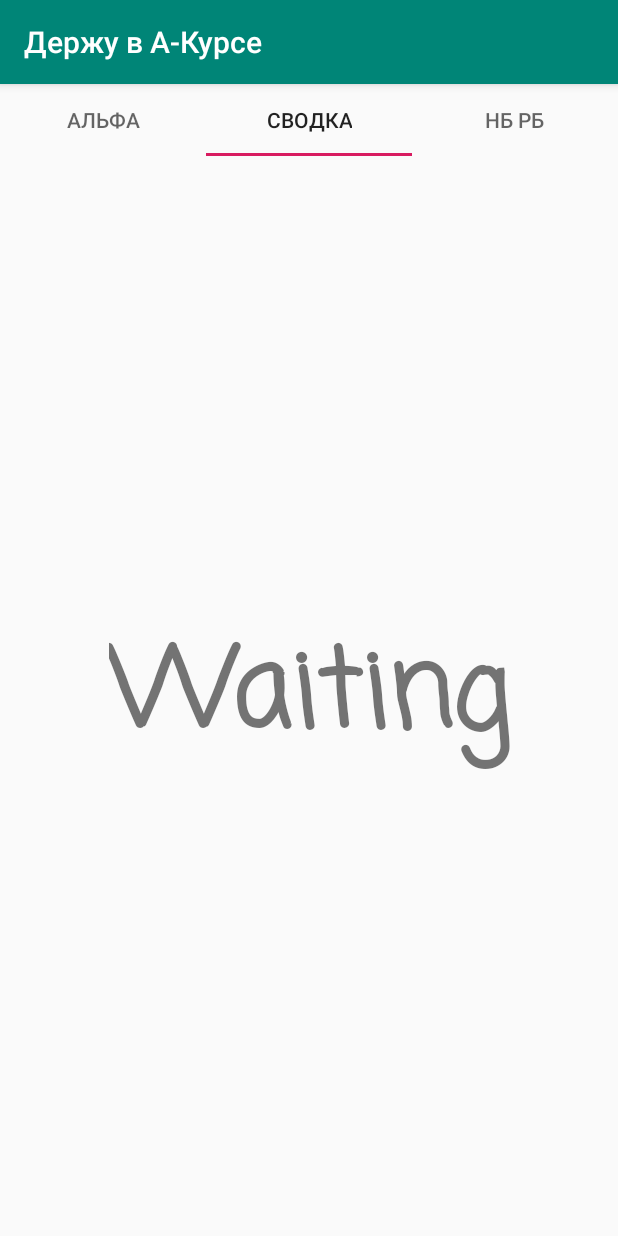
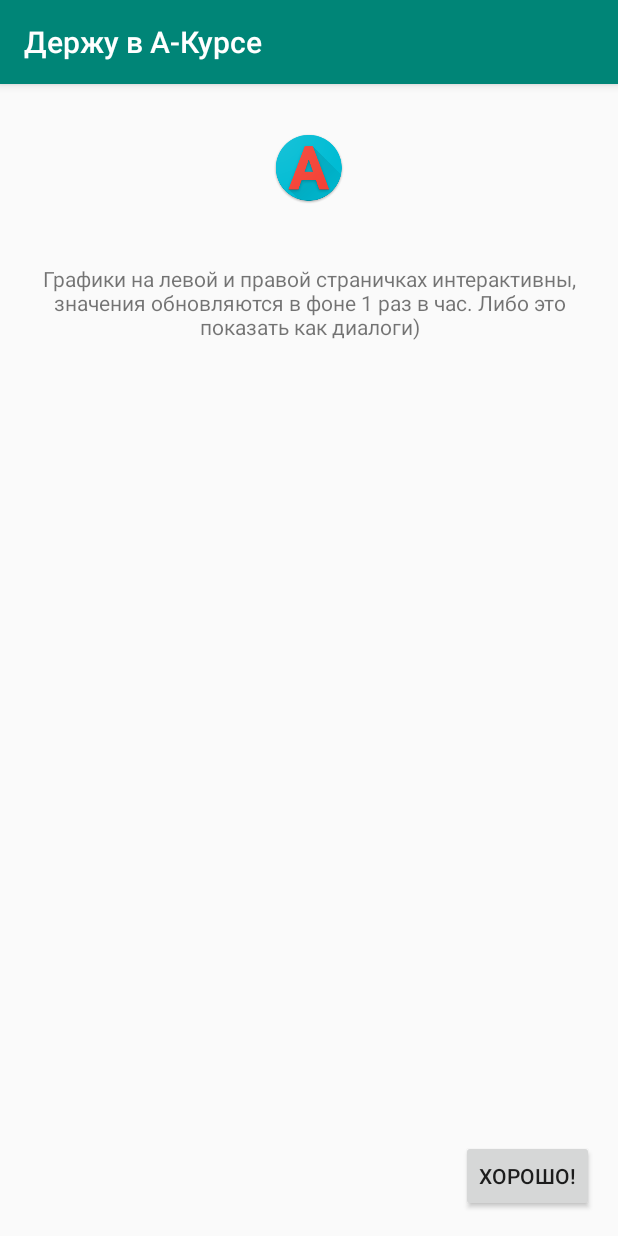
Before and after one commit to LisPI/KeepInAkurs, an Android app: the screen it shows after launch (MainActivity before the commit, OnboardingActivity after it), on a phone screen of 412 x 824 dp. Run offline under Robolectric (Android 15) with nearby library versions, the phone set to English and light mode, and no system bars; 2 statements that could not run were skipped.

Commit message:
feat: add onboarding activity, prefetch data

```diff
--- a/app/build.gradle
+++ b/app/build.gradle
@@ -18,8 +18,8 @@ android {
         applicationId "com.develop.room530.lis.akursnotify"
         minSdkVersion 19
         targetSdkVersion 30
-        versionCode 3
-        versionName "1.1.0"
+        versionCode 4
+        versionName "1.1.1"
         testInstrumentationRunner "android.support.test.runner.AndroidJUnitRunner"
     }
     buildTypes {
--- a/app/src/main/java/com/develop/room530/lis/akursnotify/AkursApp.kt
+++ b/app/src/main/java/com/develop/room530/lis/akursnotify/AkursApp.kt
@@ -29,13 +29,13 @@ class AkursApp: Application() {
             .build()
 
         val repeatingRequest
-                = PeriodicWorkRequestBuilder<MyWorker>(15, TimeUnit.MINUTES)
+                = PeriodicWorkRequestBuilder<MyWorker>(1, TimeUnit.HOURS)
             .setConstraints(constraints)
             .build()
 
         WorkManager.getInstance(applicationContext).enqueueUniquePeriodicWork(
             MyWorker.WORK_NAME,
-            ExistingPeriodicWorkPolicy.REPLACE,
+            ExistingPeriodicWorkPolicy.REPLACE,  // FIXME for debug purposes
             repeatingRequest)
     }
 
--- a/app/src/main/java/com/develop/room530/lis/akursnotify/HomeFragment.kt
+++ b/app/src/main/java/com/develop/room530/lis/akursnotify/HomeFragment.kt
@@ -9,14 +9,11 @@ import android.view.View
 import android.view.ViewGroup
 import androidx.fragment.app.Fragment
 import androidx.lifecycle.MutableLiveData
-import com.develop.room530.lis.akursnotify.database.Akurs
-import com.develop.room530.lis.akursnotify.database.Nbrbkurs
 import com.develop.room530.lis.akursnotify.database.getDatabase
+import com.develop.room530.lis.akursnotify.database.saveRatesInDb
 import com.develop.room530.lis.akursnotify.databinding.FragmentHomeBinding
-import com.develop.room530.lis.akursnotify.network.AlfaAkursRate
 import com.develop.room530.lis.akursnotify.network.AlfaApi
 import com.develop.room530.lis.akursnotify.network.NbrbApi
-import com.develop.room530.lis.akursnotify.network.NbrbModel
 import kotlinx.coroutines.CoroutineScope
 import kotlinx.coroutines.Dispatchers
 import kotlinx.coroutines.launch
@@ -43,6 +40,14 @@ class HomeFragment : Fragment() {
 
     override fun onViewCreated(view: View, savedInstanceState: Bundle?) {
         super.onViewCreated(view, savedInstanceState)
+
+        binding.button.setOnClickListener {
+            val sp = requireContext().getSharedPreferences(this.getString(R.string.app_pref), Context.MODE_PRIVATE)
+            sp.edit().apply {
+                putBoolean(requireContext().getString(R.string.onboarding_complete), false)
+                apply()
+            }
+        }
 
         currency.observe(
             viewLifecycleOwner,
@@ -81,7 +86,7 @@ class HomeFragment : Fragment() {
             val nbrb = NbrbApi.getUsdRateImpl() //"2020-11-23"
             val akursRates = AlfaApi.getAkursRatesOnDateImpl() //"01.12.2020"
 
-            saveRatesInDb(akursRates, nbrb)
+            saveRatesInDb(requireContext(), akursRates, nbrb)
 
             val akursRate = withContext(Dispatchers.IO){getDatabase(requireContext()).akursDatabaseDao.getLastAkurs()}
 
@@ -107,26 +112,4 @@ class HomeFragment : Fragment() {
         _binding = null
         super.onDestroyView()
     }
-
-    suspend fun saveRatesInDb(akursRates: List<AlfaAkursRate>, nbrb: NbrbModel?) {
-        withContext(Dispatchers.IO) {
-            for (rate in akursRates) {
-                getDatabase(requireContext()).akursDatabaseDao.insertAkurs(
-                    akurs = Akurs(
-                        rate = rate.price,
-                        date = rate.date,
-                        time = rate.time,
-                    )
-                )
-            }
-            nbrb?.let {
-                getDatabase(requireContext()).nbrbDatabaseDao.insertNbrbkurs(
-                    Nbrbkurs(
-                        it.price.toString(),
-                        it.date
-                    )
-                )
-            }
-        }
-    }
 }
--- a/app/src/main/java/com/develop/room530/lis/akursnotify/MainActivity.kt
+++ b/app/src/main/java/com/develop/room530/lis/akursnotify/MainActivity.kt
@@ -1,5 +1,7 @@
 package com.develop.room530.lis.akursnotify
 
+import android.content.Context
+import android.content.Intent
 import android.os.Bundle
 import androidx.appcompat.app.AppCompatActivity
 import androidx.fragment.app.Fragment
@@ -31,6 +33,8 @@ class MainActivity : AppCompatActivity() {
         super.onCreate(savedInstanceState)
         setContentView(R.layout.activity_main)
 
+        showOnboardingIfNeeded()
+
         viewPager = findViewById(R.id.pager)
         val pagerAdapter = MyPagerAdapter(this)
         viewPager.adapter = pagerAdapter
@@ -45,4 +49,13 @@ class MainActivity : AppCompatActivity() {
             }
         }.attach()
     }
+
+    private fun showOnboardingIfNeeded() {
+        val sp = this.getSharedPreferences(this.getString(R.string.app_pref), Context.MODE_PRIVATE)
+        if(!sp.getBoolean(this.getString(R.string.onboarding_complete), false)){
+            val onboardingIntent = Intent(this, OnboardingActivity::class.java)
+            startActivity(onboardingIntent)
+            finish()
+        }
+    }
 }
--- /dev/null
+++ b/app/src/main/java/com/develop/room530/lis/akursnotify/OnboardingActivity.kt
@@ -0,0 +1,45 @@
+package com.develop.room530.lis.akursnotify
+
+import android.content.Context
+import android.content.Intent
+import android.os.Bundle
+import android.widget.Button
+import androidx.appcompat.app.AppCompatActivity
+import com.develop.room530.lis.akursnotify.database.saveRatesInDb
+import com.develop.room530.lis.akursnotify.network.AlfaApi
+import com.develop.room530.lis.akursnotify.network.NbrbApi
+import kotlinx.coroutines.CoroutineScope
+import kotlinx.coroutines.Dispatchers
+import kotlinx.coroutines.launch
+import java.util.*
+
+class OnboardingActivity : AppCompatActivity() {
+    override fun onCreate(savedInstanceState: Bundle?) {
+        super.onCreate(savedInstanceState)
+        setContentView(R.layout.activity_onboarding)
+
+        CoroutineScope(Dispatchers.Main).launch {
+
+            var date = getDateWithOffset(-64)
+            val nbrb = NbrbApi.getUsdRateImpl(getDateMinusFormat(date)) //"2020-11-23"
+            var akursRates = AlfaApi.getAkursRatesOnDateImpl(getDateDotFormat(date)) //"01.12.2020"
+            while(akursRates.isEmpty()){
+                date = getDateWithOffset(-1, date)
+                akursRates = AlfaApi.getAkursRatesOnDateImpl(getDateDotFormat(date))
+            }
+
+            saveRatesInDb(this@OnboardingActivity, akursRates, nbrb)
+        }
+
+        findViewById<Button>(R.id.complete_btn).setOnClickListener {
+            val sp = this.getSharedPreferences(this.getString(R.string.app_pref), Context.MODE_PRIVATE)
+            sp.edit().apply {
+                putBoolean(this@OnboardingActivity.getString(R.string.onboarding_complete), true)
+                apply()
+            }
+            val mainActivityIntent = Intent(this, MainActivity::class.java)
+            startActivity(mainActivityIntent)
+            finish()
+        }
+    }
+}
--- /dev/null
+++ b/app/src/main/res/layout/activity_onboarding.xml
@@ -0,0 +1,40 @@
+<?xml version="1.0" encoding="utf-8"?>
+<androidx.constraintlayout.widget.ConstraintLayout xmlns:android="http://schemas.android.com/apk/res/android"
+        xmlns:app="http://schemas.android.com/apk/res-auto"
+        xmlns:tools="http://schemas.android.com/tools"
+        android:layout_width="match_parent"
+        android:layout_height="match_parent"
+        tools:context=".OnboardingActivity">
+
+    <Button
+            android:id="@+id/complete_btn"
+            android:layout_width="wrap_content"
+            android:layout_height="wrap_content"
+            android:layout_marginEnd="16dp"
+            android:layout_marginBottom="16dp"
+            android:text="@string/done_message"
+            app:layout_constraintBottom_toBottomOf="parent"
+            app:layout_constraintEnd_toEndOf="parent" />
+
+    <ImageView
+            android:id="@+id/imageView"
+            android:layout_width="0dp"
+            android:layout_height="wrap_content"
+            android:layout_marginTop="32dp"
+            android:src="@mipmap/ic_launcher"
+            app:layout_constraintEnd_toEndOf="parent"
+            app:layout_constraintStart_toStartOf="parent"
+            app:layout_constraintTop_toTopOf="parent" />
+
+    <TextView
+            android:id="@+id/textView"
+            android:layout_width="wrap_content"
+            android:layout_height="wrap_content"
+            android:layout_marginTop="32dp"
+            android:padding="8dp"
+            android:gravity="center"
+            android:text="@string/onboarding_message"
+            app:layout_constraintEnd_toEndOf="parent"
+            app:layout_constraintStart_toStartOf="parent"
+            app:layout_constraintTop_toBottomOf="@+id/imageView" />
+</androidx.constraintlayout.widget.ConstraintLayout>
--- a/app/src/main/res/values/strings.xml
+++ b/app/src/main/res/values/strings.xml
@@ -3,4 +3,8 @@
     <string name="initMessage">Waiting</string>\
     <string name="updateMessage">Updating</string>
     <string name="NB">Нацбанк</string>
+    <string name="app_pref">APP_PREF</string>
+    <string name="onboarding_complete">OnboardingComplete</string>
+    <string name="done_message">Хорошо!</string>
+    <string name="onboarding_message">Графики на левой и правой страничках интерактивны, значения обновляются в фоне 1 раз в час. Либо это показать как диалоги)</string>
 </resources>
```
Also changed, not shown: app/src/main/AndroidManifest.xml (+7 -5 lines), app/src/main/java/com/develop/room530/lis/akursnotify/database/WorkWithDB.kt (added, +29 -0 lines), app/src/main/res/layout/fragment_home.xml (+10 -0 lines).
